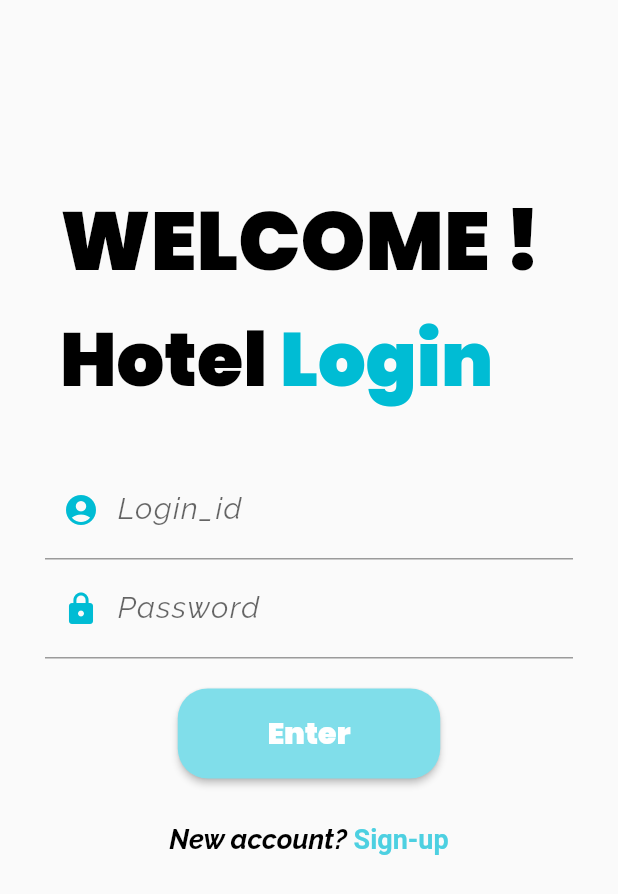
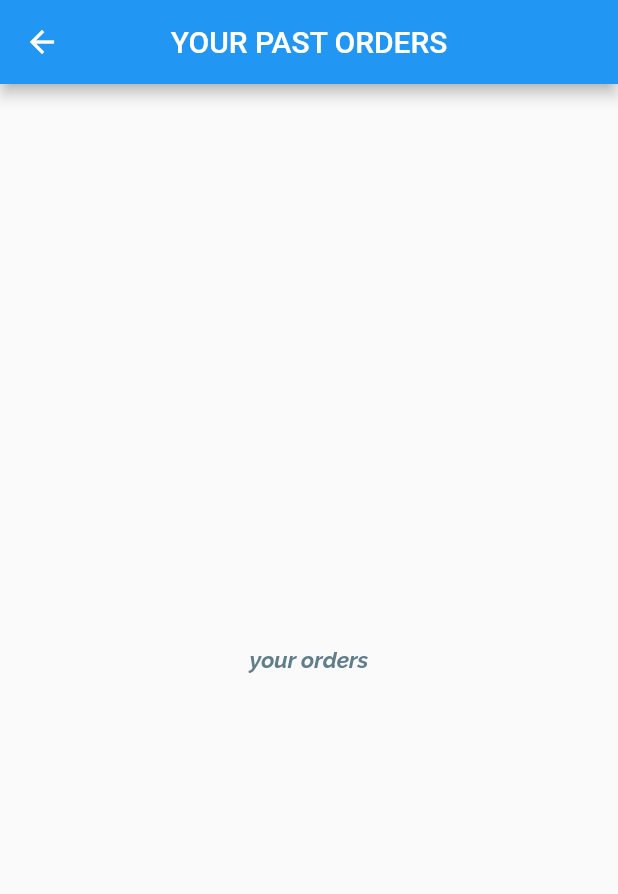
Before and after one commit to pravinbabubaskar/Feed_The_Need, a Flutter app: the screen it shows once a user with an empty profile is signed in, item 4 of the bottom bar chosen, after a tap on "Past Orders", on a phone screen of 412 x 824 dp. Shown: the top 894 px of the screen. Run offline on Flutter 3.47's test engine with Material 2 defaults, Android fonts, the phone set to English and light mode, and no system bars; our stand-ins replace cloud_firestore, firebase_auth, firebase_core, geolocator; missing offline and left inert: flutter_splash_screen, geocoder, web_scraper; accounts and stored records are empty.

Commit message:
basic past order

```diff
--- a/lib/Past_orders.dart
+++ b/lib/Past_orders.dart
@@ -1 +1,37 @@
-import '';
+import 'package:flutter/cupertino.dart';
+import 'package:flutter/material.dart';
+import 'account.dart';
+
+class Past_order extends StatefulWidget{
+  @override
+  pastorder createState() => pastorder();
+}
+class pastorder extends State<Past_order>
+{
+  @override
+  Widget build(BuildContext context) {
+    return Scaffold(
+      appBar: AppBar(
+        title:Text('YOUR PAST ORDERS',style: TextStyle(),),
+          centerTitle: true,
+      ),
+      body:Center(
+
+      child:Text(
+           'your orders',
+          textAlign:TextAlign.center,
+          style: TextStyle(
+          fontSize: 15.0,
+          fontWeight: FontWeight.bold,
+          fontFamily: 'Raleway',
+          color: Colors.blueGrey
+          ),
+    ),
+           //),
+          ),
+
+    );
+    //throw UnimplementedError();
+  }
+
+}
--- a/lib/account.dart
+++ b/lib/account.dart
@@ -2,6 +2,7 @@ import 'package:feedthenead/Hotel/login.dart';
 import 'package:flutter/material.dart';
 import 'package:firebase_auth/firebase_auth.dart';
 import 'data.dart';
+import 'Past_orders.dart';
 import 'welcome.dart';
 import 'web_scrapping.dart';
 import 'donate.dart';
@@ -39,7 +40,7 @@ class _AccountState extends State<Account> {
     Navigator.push(context, MaterialPageRoute(builder: (context) => Donate()));
   }
   Past_orders() async{
-    Navigator.push(context, MaterialPageRoute(builder: (context) => Login()));
+    Navigator.push(context, MaterialPageRoute(builder: (context) => Past_order()));
   }
   @override
   Widget build(BuildContext context) {
```
